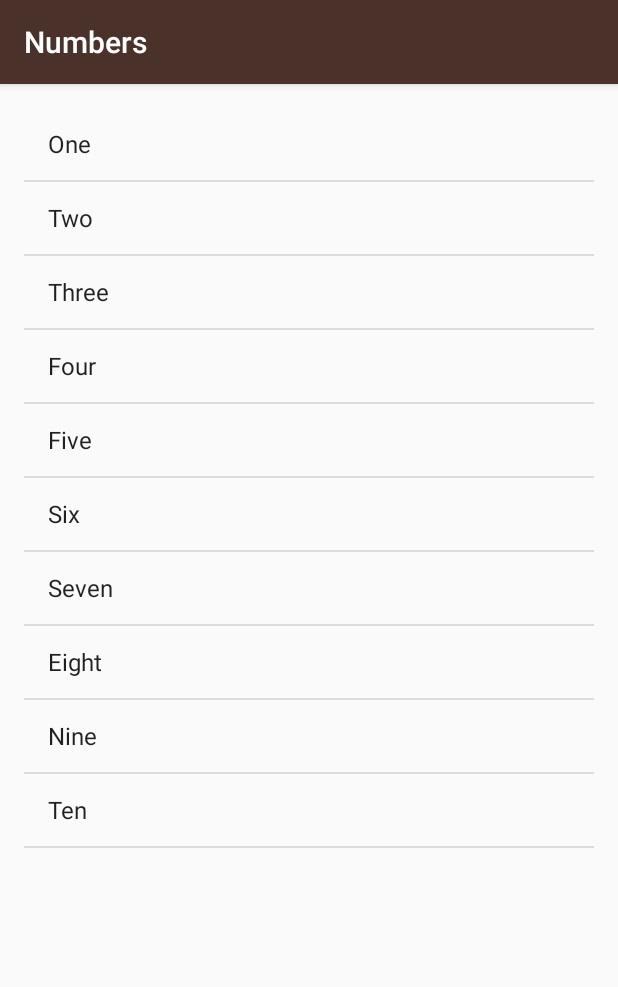
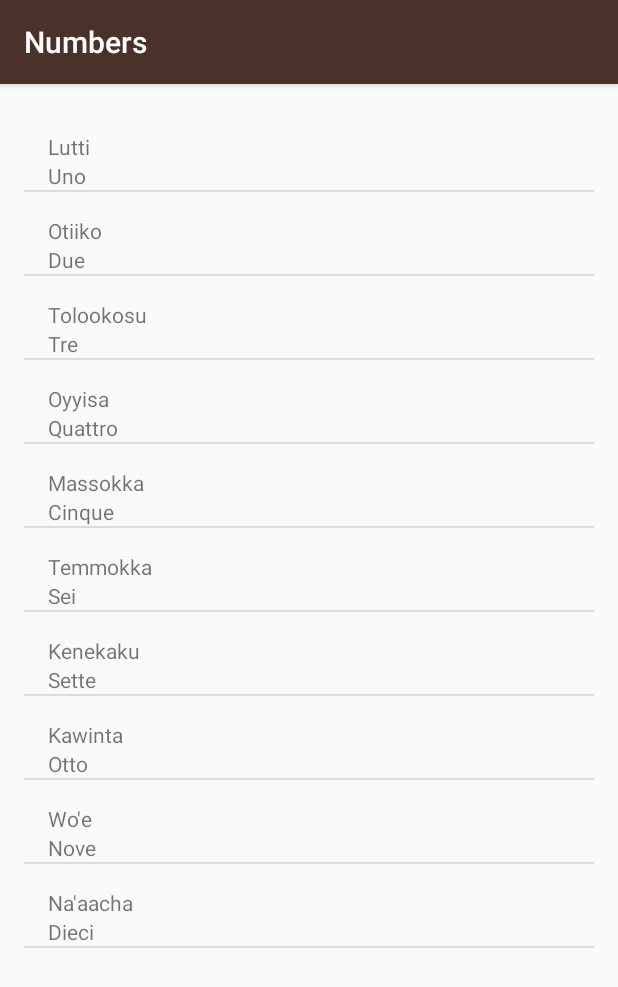
Before and after one commit to Mavericksb/Miwok, an Android app: the NumbersActivity screen opened directly, with no data from a screen before it, on a phone screen of 412 x 824 dp. Shown: the top 987 px of the screen. Run offline under Robolectric (Android 15) with nearby library versions, the light colour scheme and no system bars.

Commit message:
Create custom adapter WordAdapter class extends ArrayAdapter ovverides getView Create Word object class , param default language translation and miwok translation added italian and miwok translation for number 1 to 10

```diff
--- a/app/src/main/java/com/example/android/miwok/NumbersActivity.java
+++ b/app/src/main/java/com/example/android/miwok/NumbersActivity.java
@@ -17,21 +17,21 @@ public class NumbersActivity extends AppCompatActivity {
         super.onCreate(savedInstanceState);
         setContentView(R.layout.activity_numbers);
 
-        ArrayList<String> words = new ArrayList<String>();
-        words.add("One");
-        words.add("Two");
-        words.add("Three");
-        words.add("Four");
-        words.add("Five");
-        words.add("Six");
-        words.add("Seven");
-        words.add("Eight");
-        words.add("Nine");
-        words.add("Ten");
+        ArrayList<Word> words = new ArrayList<Word>();
+        words.add(new Word("Uno", "Lutti"));
+        words.add(new Word("Due", "Otiiko"));
+        words.add(new Word("Tre", "Tolookosu"));
+        words.add(new Word("Quattro", "Oyyisa"));
+        words.add(new Word("Cinque", "Massokka"));
+        words.add(new Word("Sei", "Temmokka"));
+        words.add(new Word("Sette", "Kenekaku"));
+        words.add(new Word("Otto", "Kawinta"));
+        words.add(new Word("Nove", "Wo'e"));
+        words.add(new Word("Dieci", "Na'aacha"));
 
 
 
-        ArrayAdapter<String> itemsAdapter = new ArrayAdapter<String>(this, android.R.layout.simple_list_item_1, words);
+        WordAdapter itemsAdapter = new WordAdapter(this, words);
 
         ListView listView = (ListView) findViewById(R.id.list);
 
--- /dev/null
+++ b/app/src/main/java/com/example/android/miwok/Word.java
@@ -0,0 +1,32 @@
+package com.example.android.miwok;
+
+/**
+ * @link Word. It contains a class object. It is a vocabulary to let the user learn the miwok language.
+ *  The object contains a default translation and the respective miwok translation
+ */
+
+public class Word{
+
+    // Miwok translation
+    private String miwokWord = "";
+
+    //Default language translation
+    private String defaultWord = "";
+
+    //@param miwokW the miwok translation of the word
+    //@param defaultW default language translation
+    public Word (String defaultW, String miwokW) {
+        miwokWord = miwokW;
+        defaultWord = defaultW;
+    }
+
+    //Get the miwok translation
+    public String getMiwokWord(){
+        return miwokWord;
+    }
+
+    //Get the english translation
+    public String getDefaultWord(){
+        return defaultWord;
+    }
+}
--- /dev/null
+++ b/app/src/main/java/com/example/android/miwok/WordAdapter.java
@@ -0,0 +1,50 @@
+package com.example.android.miwok;
+
+import android.app.Activity;
+import android.support.annotation.NonNull;
+import android.view.LayoutInflater;
+import android.view.View;
+import android.view.ViewGroup;
+import android.widget.ArrayAdapter;
+import android.widget.TextView;
+
+import org.w3c.dom.Text;
+
+import java.util.ArrayList;
+
+/**
+ * Created by ROBERTO on 27/02/2017.
+ */
+
+public class WordAdapter extends ArrayAdapter<Word> {
+
+    public WordAdapter(Activity context, ArrayList<Word> words){
+        super(context, 0, words);
+    }
+
+    @NonNull
+    @Override
+    public View getView(int position, View convertView, ViewGroup parent) {
+        View listItemView = convertView;
+
+        if(listItemView==null)
+        {
+            listItemView = LayoutInflater.from(getContext()).inflate(R.layout.list_item, parent, false);
+        }
+
+        Word currentWord = getItem(position);
+
+        TextView miwokWord = (TextView)listItemView.findViewById(R.id.miwok_text_view);
+
+        miwokWord.setText(currentWord.getMiwokWord());
+
+        TextView defaultWord = (TextView)listItemView.findViewById(R.id.default_text_view);
+
+        defaultWord.setText(currentWord.getDefaultWord());
+
+        return listItemView;
+
+
+
+    }
+}
--- a/app/src/main/res/layout/list_item.xml
+++ b/app/src/main/res/layout/list_item.xml
@@ -18,8 +18,8 @@
     <TextView
         android:layout_width="match_parent"
         android:layout_height="wrap_content"
-        android:id="@+id/english_text_view"
+        android:id="@+id/default_text_view"
 
-        tools:text="english"/>
+        tools:text="italiano"/>
 
 </LinearLayout>
```
